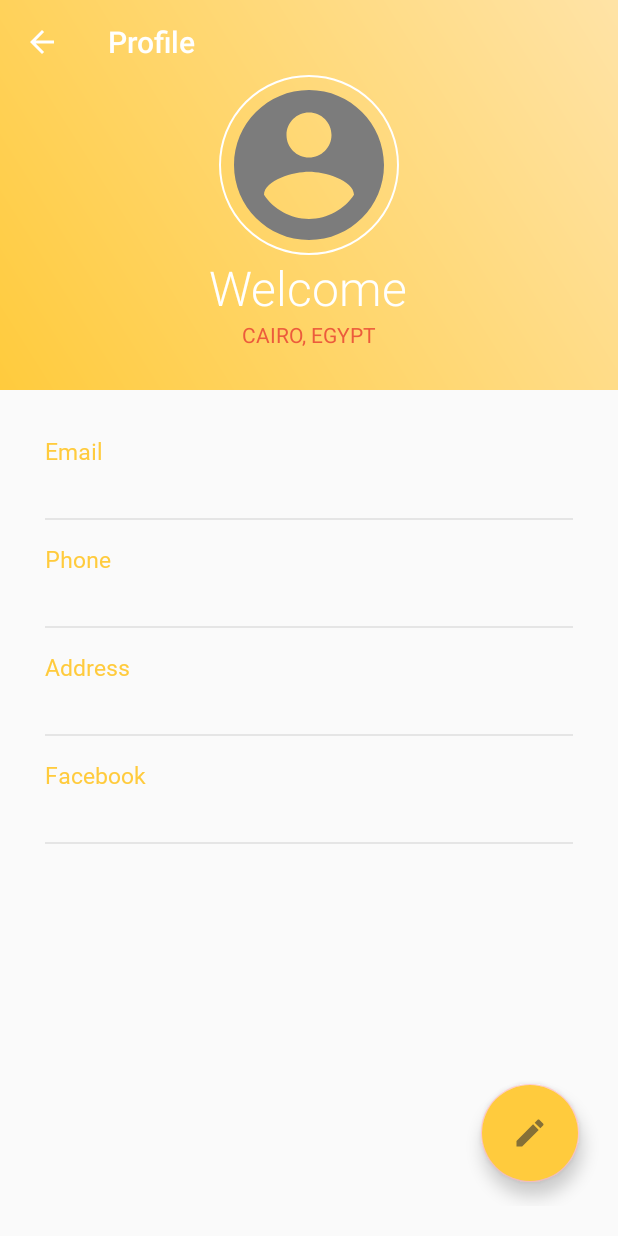
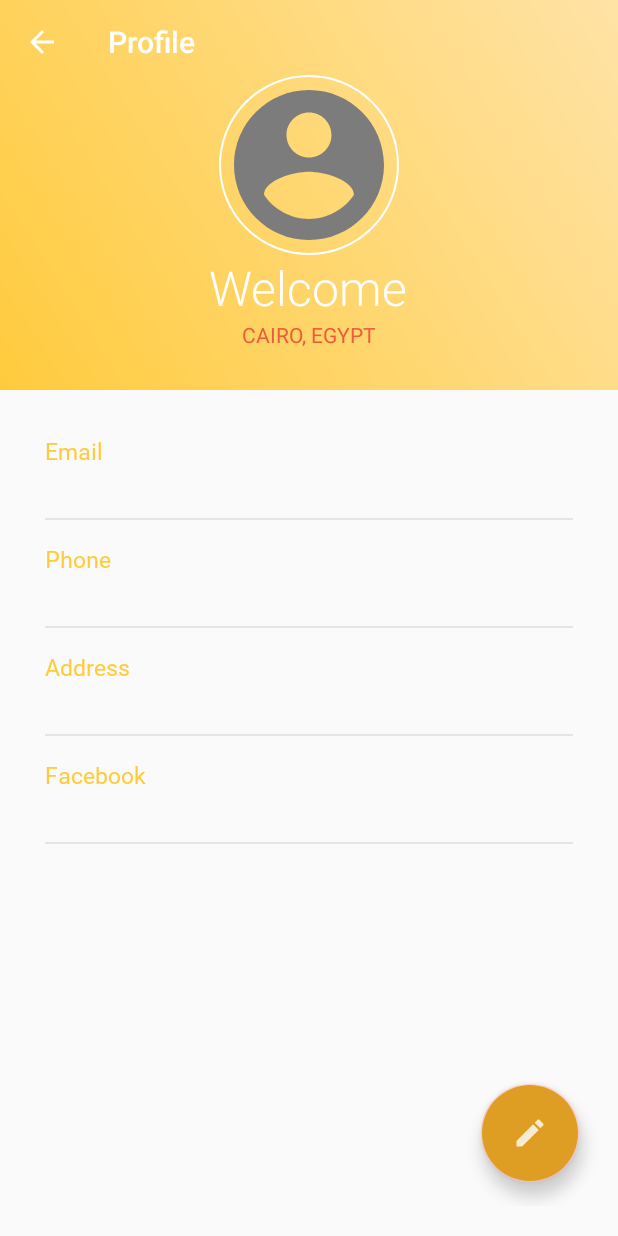
Before and after one commit to Fady24-dev/Furny, an Android app: the Profile_Activity screen opened directly, with no data from a screen before it, on a phone screen of 412 x 824 dp. Run offline under Robolectric (Android 15) with nearby library versions, the phone set to English and light mode, and no system bars; our stand-ins replace Firebase (no records; nobody signed in at launch, a user with empty details on screens opened directly), Picasso; plain views replace CircularImageView; pictures from the network do not load.

Commit message:
UI Change #2
Minor changes to UI

```diff
--- a/app/src/main/java/com/example/furniture/Profile_Activity.java
+++ b/app/src/main/java/com/example/furniture/Profile_Activity.java
@@ -118,7 +118,7 @@ public class Profile_Activity extends AppCompatActivity {
                     profileUserAddressEdit.setEnabled(true);
                     profileUserFacebookEdit.setEnabled(true);
 
-                    floatingActionButton.setImageResource(R.drawable.check_mark);
+                    floatingActionButton.setImageResource(R.drawable.check_mark_white);
                     fabState = "enabled";
                     readData();
 
@@ -131,7 +131,7 @@ public class Profile_Activity extends AppCompatActivity {
                     profileUserAddressEdit.setEnabled(false);
                     profileUserFacebookEdit.setEnabled(false);
 
-                    floatingActionButton.setImageResource(R.drawable.edit_pen);
+                    floatingActionButton.setImageResource(R.drawable.edit_pen_white);
                     fabState = "disabled";
                     submitData();
 
--- /dev/null
+++ b/app/src/main/res/drawable-anydpi/check_mark_white.xml
@@ -0,0 +1,11 @@
+<vector xmlns:android="http://schemas.android.com/apk/res/android"
+    android:width="24dp"
+    android:height="24dp"
+    android:viewportWidth="24"
+    android:viewportHeight="24"
+    android:tint="#FFFFFF"
+    android:alpha="0.8">
+    <path
+        android:fillColor="#FF000000"
+        android:pathData="M9,16.17L4.83,12l-1.42,1.41L9,19 21,7l-1.41,-1.41z"/>
+</vector>
--- /dev/null
+++ b/app/src/main/res/drawable-anydpi/edit_pen_white.xml
@@ -0,0 +1,11 @@
+<vector xmlns:android="http://schemas.android.com/apk/res/android"
+    android:width="24dp"
+    android:height="24dp"
+    android:viewportWidth="24"
+    android:viewportHeight="24"
+    android:tint="#FFFFFF"
+    android:alpha="0.8">
+    <path
+        android:fillColor="#FF000000"
+        android:pathData="M3,17.25V21h3.75L17.81,9.94l-3.75,-3.75L3,17.25zM20.71,7.04c0.39,-0.39 0.39,-1.02 0,-1.41l-2.34,-2.34c-0.39,-0.39 -1.02,-0.39 -1.41,0l-1.83,1.83 3.75,3.75 1.83,-1.83z"/>
+</vector>
--- a/app/src/main/res/layout/activity_profile_.xml
+++ b/app/src/main/res/layout/activity_profile_.xml
@@ -233,9 +233,9 @@
                 android:layout_width="wrap_content"
                 android:layout_height="wrap_content"
                 android:clickable="true"
-                android:src="@drawable/edit_pen"
+                android:src="@drawable/edit_pen_white"
                 app:fabCustomSize="65dp"
-                android:backgroundTint="@color/standard"
+                android:backgroundTint="@color/colorPrimary"
                 app:rippleColor="#ec5b3c"
                 android:layout_margin="16dp" />
 
--- a/app/src/main/res/layout/activity_purchase.xml
+++ b/app/src/main/res/layout/activity_purchase.xml
@@ -74,7 +74,7 @@
                             android:layout_height="wrap_content"
                             android:fontFamily="@font/calibri"
                             android:text="$130"
-                            android:textColor="#ec5b3c"
+                            android:textColor="@color/callToAction"
                             android:textSize="15sp"
                             android:textStyle="bold" />
                     </LinearLayout>
```
Also changed, not shown: app/src/main/res/layout/activity_main.xml (+34 -31 lines), app/src/main/res/drawable-hdpi/check_mark_white.png (added), app/src/main/res/drawable-hdpi/edit_pen_white.png (added), app/src/main/res/drawable-mdpi/check_mark_white.png (added), app/src/main/res/drawable-mdpi/edit_pen_white.png (added), app/src/main/res/drawable-xhdpi/check_mark_white.png (added), app/src/main/res/drawable-xhdpi/edit_pen_white.png (added), app/src/main/res/drawable-xxhdpi/check_mark_white.png (added), app/src/main/res/drawable-xxhdpi/edit_pen_white.png (added).
